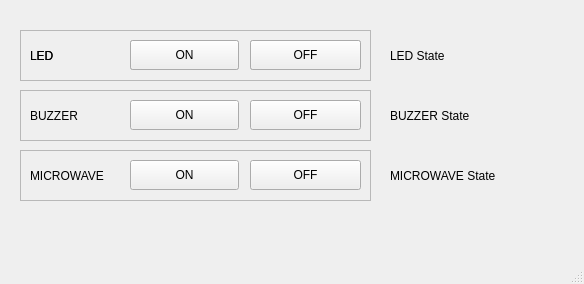
mini9155/rasberrypi, file Day04/ON_OFF.ui: the form before one commit.
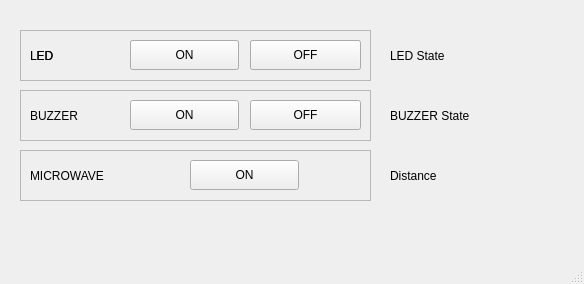
The form after the commit.

Patch:
```diff
--- a/Day04/ON_OFF.ui
+++ b/Day04/ON_OFF.ui
@@ -215,7 +215,7 @@
      </rect>
     </property>
     <property name="text">
-     <string>MICROWAVE State</string>
+     <string>Distance</string>
     </property>
    </widget>
    <widget class="QFrame" name="frame_4">
@@ -236,7 +236,7 @@
     <widget class="QPushButton" name="btnWAVE_ON">
      <property name="geometry">
       <rect>
-       <x>110</x>
+       <x>170</x>
        <y>10</y>
        <width>109</width>
        <height>30</height>
@@ -246,19 +246,6 @@
       <string>ON</string>
      </property>
     </widget>
-    <widget class="QPushButton" name="btnWAVE_OFF">
-     <property name="geometry">
-      <rect>
-       <x>230</x>
-       <y>10</y>
-       <width>111</width>
-       <height>30</height>
-      </rect>
-     </property>
-     <property name="text">
-      <string>OFF</string>
-     </property>
-    </widget>
     <widget class="QLabel" name="label_5">
      <property name="geometry">
       <rect>
```
